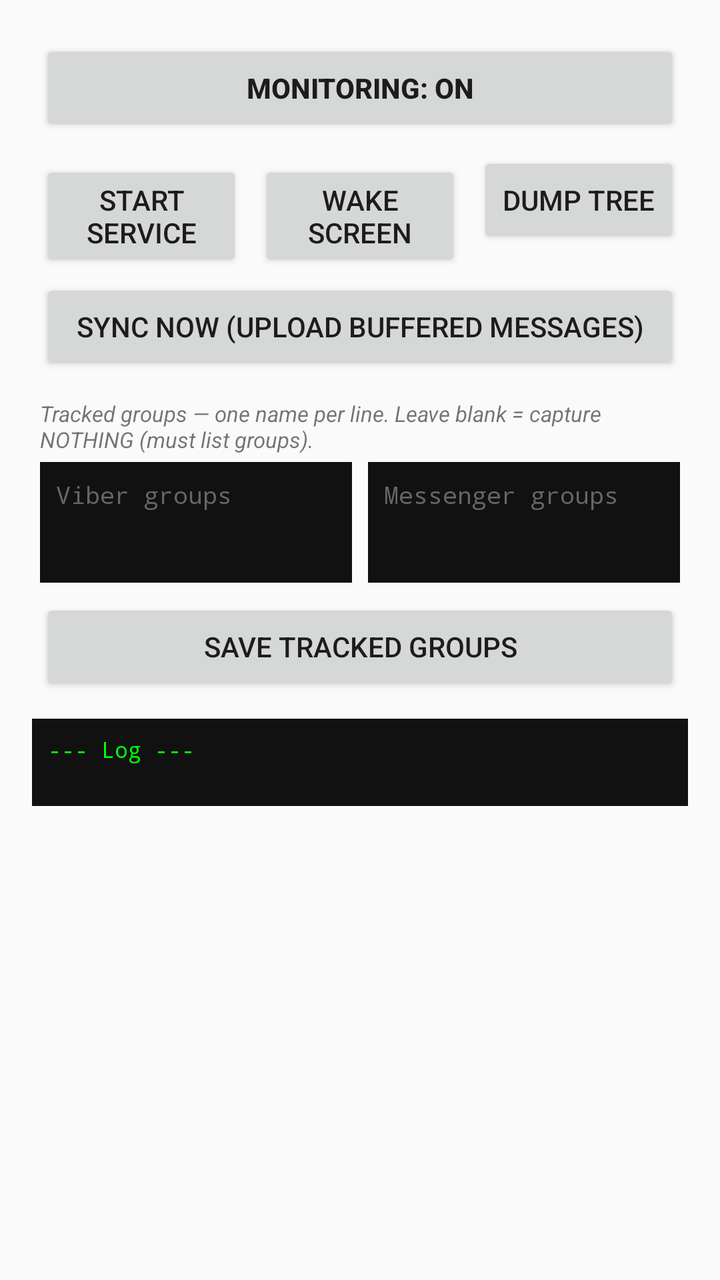
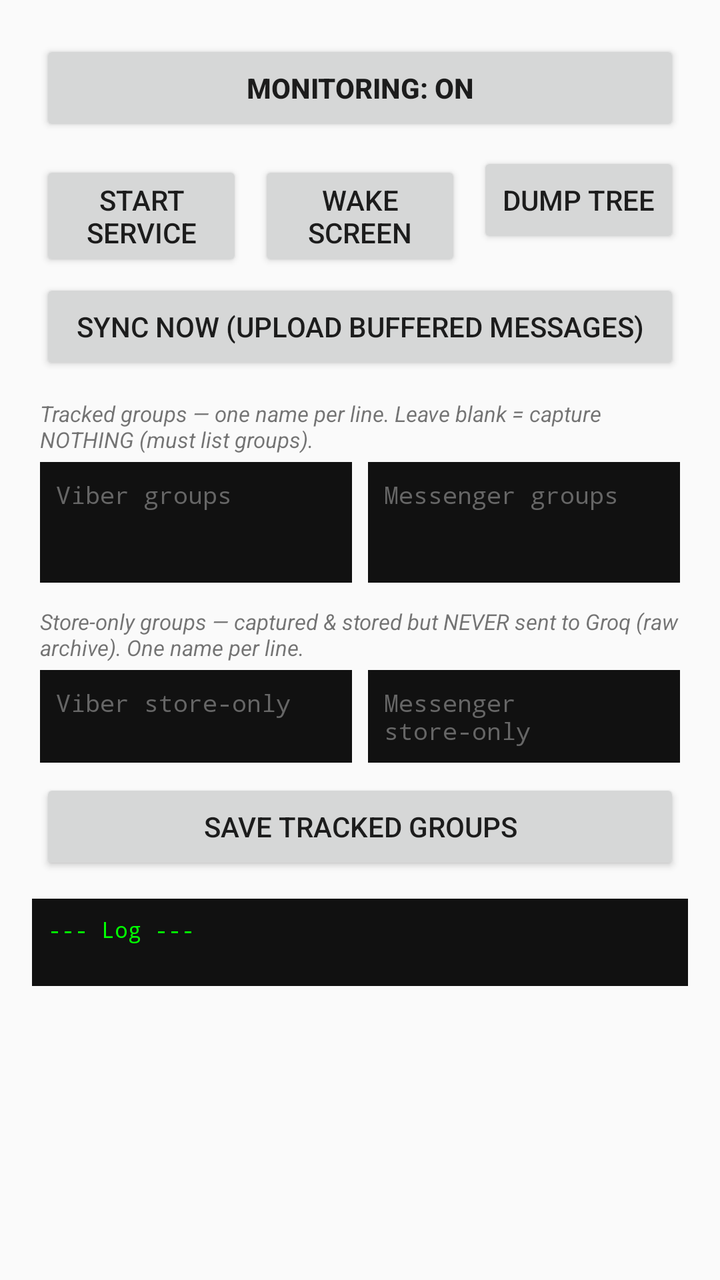

Two renders of the same Android screen: before a commit and after it. Below are the layout's source before the change and the commit's diff.
<!-- AndroidManifest.xml: application theme Theme.AppCompat.DayNight -->
<!-- res/layout/activity_main.xml -->
<?xml version="1.0" encoding="utf-8"?>
<LinearLayout xmlns:android="http://schemas.android.com/apk/res/android"
    android:layout_width="match_parent"
    android:layout_height="match_parent"
    android:orientation="vertical"
    android:padding="16dp">

    <Button
        android:id="@+id/btnToggleMonitor"
        android:layout_width="match_parent"
        android:layout_height="wrap_content"
        android:layout_margin="4dp"
        android:textStyle="bold"
        android:text="MONITORING: ON" />

    <LinearLayout
        android:layout_width="match_parent"
        android:layout_height="wrap_content"
        android:orientation="horizontal">

        <Button
            android:id="@+id/btnStartService"
            android:layout_width="0dp"
            android:layout_height="wrap_content"
            android:layout_weight="1"
            android:layout_margin="4dp"
            android:text="Start Service" />

        <Button
            android:id="@+id/btnWakeScreen"
            android:layout_width="0dp"
            android:layout_height="wrap_content"
            android:layout_weight="1"
            android:layout_margin="4dp"
            android:text="Wake Screen" />

        <Button
            android:id="@+id/btnDumpTree"
            android:layout_width="0dp"
            android:layout_height="wrap_content"
            android:layout_weight="1"
            android:layout_margin="4dp"
            android:text="Dump Tree" />

    </LinearLayout>

    <Button
        android:id="@+id/btnSyncNow"
        android:layout_width="match_parent"
        android:layout_height="wrap_content"
        android:layout_margin="4dp"
        android:text="SYNC NOW (upload buffered messages)" />

    <TextView
        android:layout_width="match_parent"
        android:layout_height="wrap_content"
        android:layout_marginTop="8dp"
        android:layout_marginStart="4dp"
        android:text="Tracked groups — one name per line. Leave blank = capture NOTHING (must list groups)."
        android:textSize="11sp"
        android:textStyle="italic" />

    <LinearLayout
        android:layout_width="match_parent"
        android:layout_height="wrap_content"
        android:orientation="horizontal">

        <EditText
            android:id="@+id/etViberGroups"
            android:layout_width="0dp"
            android:layout_height="wrap_content"
            android:layout_weight="1"
            android:layout_margin="4dp"
            android:background="#111111"
            android:fontFamily="monospace"
            android:gravity="top"
            android:hint="Viber groups"
            android:inputType="textMultiLine|textNoSuggestions"
            android:minLines="3"
            android:padding="8dp"
            android:textColor="#00FF00"
            android:textColorHint="#666666"
            android:textSize="12sp" />

        <EditText
            android:id="@+id/etMessengerGroups"
            android:layout_width="0dp"
            android:layout_height="wrap_content"
            android:layout_weight="1"
            android:layout_margin="4dp"
            android:background="#111111"
            android:fontFamily="monospace"
            android:gravity="top"
            android:hint="Messenger groups"
            android:inputType="textMultiLine|textNoSuggestions"
            android:minLines="3"
            android:padding="8dp"
            android:textColor="#00FF00"
            android:textColorHint="#666666"
            android:textSize="12sp" />

    </LinearLayout>

    <Button
        android:id="@+id/btnSaveGroups"
        android:layout_width="match_parent"
        android:layout_height="wrap_content"
        android:layout_margin="4dp"
        android:text="SAVE TRACKED GROUPS" />

    <ScrollView
        android:id="@+id/scrollLog"
        android:layout_width="match_parent"
        android:layout_height="match_parent"
        android:layout_marginTop="8dp">

        <TextView
            android:id="@+id/tvLog"
            android:layout_width="match_parent"
            android:layout_height="wrap_content"
            android:background="#111111"
            android:fontFamily="monospace"
            android:padding="8dp"
            android:text="--- Log ---\n"
            android:textColor="#00FF00"
            android:textSize="11sp" />

    </ScrollView>

</LinearLayout>
<!-- resources referenced by this layout -->
<resources>

</resources>

<!-- the commit's change to res/layout/activity_main.xml (unified diff, before → after) -->
@@ -101,6 +101,56 @@
 
     </LinearLayout>
 
+    <TextView
+        android:layout_width="match_parent"
+        android:layout_height="wrap_content"
+        android:layout_marginTop="8dp"
+        android:layout_marginStart="4dp"
+        android:text="Store-only groups — captured &amp; stored but NEVER sent to Groq (raw archive). One name per line."
+        android:textSize="11sp"
+        android:textStyle="italic" />
+
+    <LinearLayout
+        android:layout_width="match_parent"
+        android:layout_height="wrap_content"
+        android:orientation="horizontal">
+
+        <EditText
+            android:id="@+id/etViberStoreOnly"
+            android:layout_width="0dp"
+            android:layout_height="wrap_content"
+            android:layout_weight="1"
+            android:layout_margin="4dp"
+            android:background="#111111"
+            android:fontFamily="monospace"
+            android:gravity="top"
+            android:hint="Viber store-only"
+            android:inputType="textMultiLine|textNoSuggestions"
+            android:minLines="2"
+            android:padding="8dp"
+            android:textColor="#FFAA00"
+            android:textColorHint="#666666"
+            android:textSize="12sp" />
+
+        <EditText
+            android:id="@+id/etMessengerStoreOnly"
+            android:layout_width="0dp"
+            android:layout_height="wrap_content"
+            android:layout_weight="1"
+            android:layout_margin="4dp"
+            android:background="#111111"
+            android:fontFamily="monospace"
+            android:gravity="top"
+            android:hint="Messenger store-only"
+            android:inputType="textMultiLine|textNoSuggestions"
+            android:minLines="2"
+            android:padding="8dp"
+            android:textColor="#FFAA00"
+            android:textColorHint="#666666"
+            android:textSize="12sp" />
+
+    </LinearLayout>
+
     <Button
         android:id="@+id/btnSaveGroups"
         android:layout_width="match_parent"
